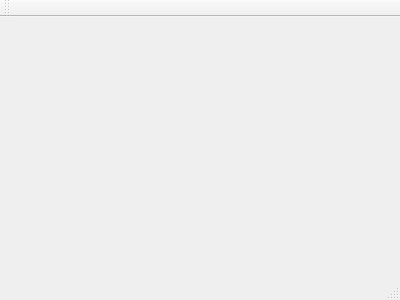
Qt form QT/MapReader/mapreader.ui (on2valhalla/MapReader) before a commit.
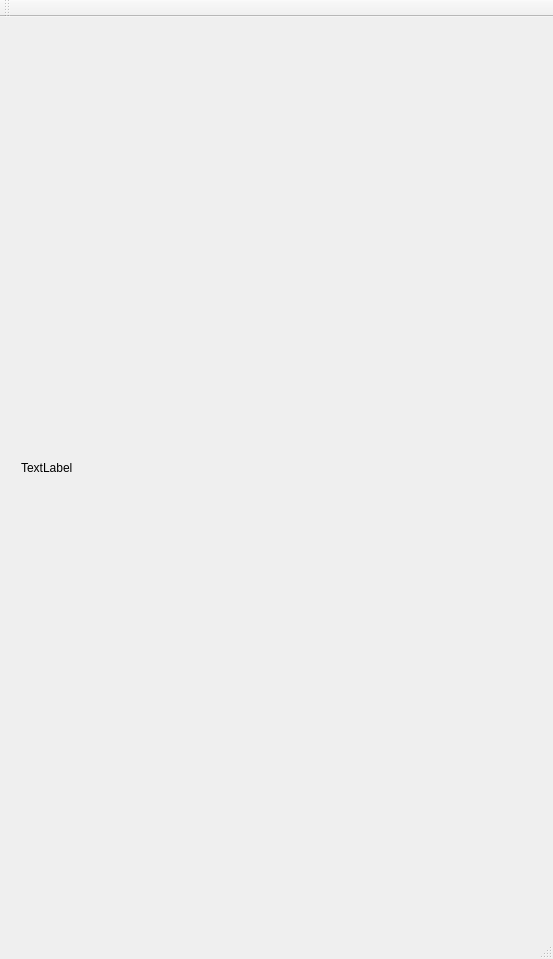
The same form after that commit.

What changed in the file:
```diff
--- a/QT/MapReader/mapreader.ui
+++ b/QT/MapReader/mapreader.ui
@@ -1,24 +1,53 @@
 <ui version="4.0">
  <class>MapReader</class>
- <widget class="QMainWindow" name="MapReader" >
-  <property name="geometry" >
+ <widget class="QMainWindow" name="MapReader">
+  <property name="geometry">
    <rect>
     <x>0</x>
     <y>0</y>
-    <width>400</width>
-    <height>300</height>
+    <width>553</width>
+    <height>959</height>
    </rect>
   </property>
   <property name="windowTitle" >
    <string>MapReader</string>
   </property>
-  <widget class="QMenuBar" name="menuBar" />
-  <widget class="QToolBar" name="mainToolBar" />
-  <widget class="QWidget" name="centralWidget" />
-  <widget class="QStatusBar" name="statusBar" />
+  <widget class="QWidget" name="centralWidget">
+   <widget class="QLabel" name="lblImage">
+    <property name="geometry">
+     <rect>
+      <x>21</x>
+      <y>15</y>
+      <width>511</width>
+      <height>871</height>
+     </rect>
+    </property>
+    <property name="text">
+     <string>TextLabel</string>
+    </property>
+   </widget>
+  </widget>
+  <widget class="QMenuBar" name="menuBar">
+   <property name="geometry">
+    <rect>
+     <x>0</x>
+     <y>0</y>
+     <width>553</width>
+     <height>22</height>
+    </rect>
+   </property>
+  </widget>
+  <widget class="QToolBar" name="mainToolBar">
+   <attribute name="toolBarArea">
+    <enum>TopToolBarArea</enum>
+   </attribute>
+   <attribute name="toolBarBreak">
+    <bool>false</bool>
+   </attribute>
+  </widget>
+  <widget class="QStatusBar" name="statusBar"/>
  </widget>
- <layoutDefault spacing="6" margin="11" />
- <pixmapfunction></pixmapfunction>
+ <layoutdefault spacing="6" margin="11"/>
  <resources/>
  <connections/>
 </ui>
```
Left out of the diff: 3 changed lines with no effect on the pictures.
